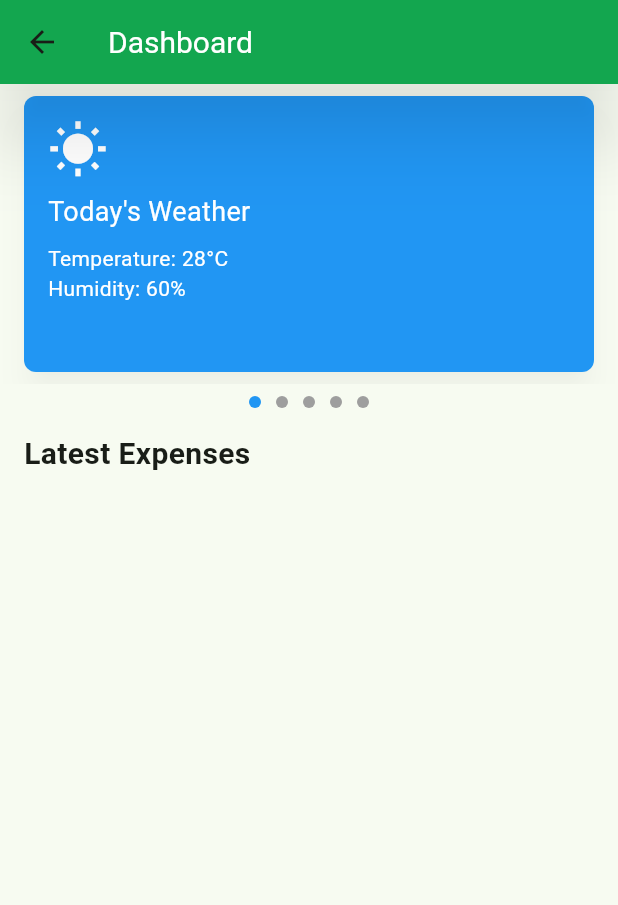
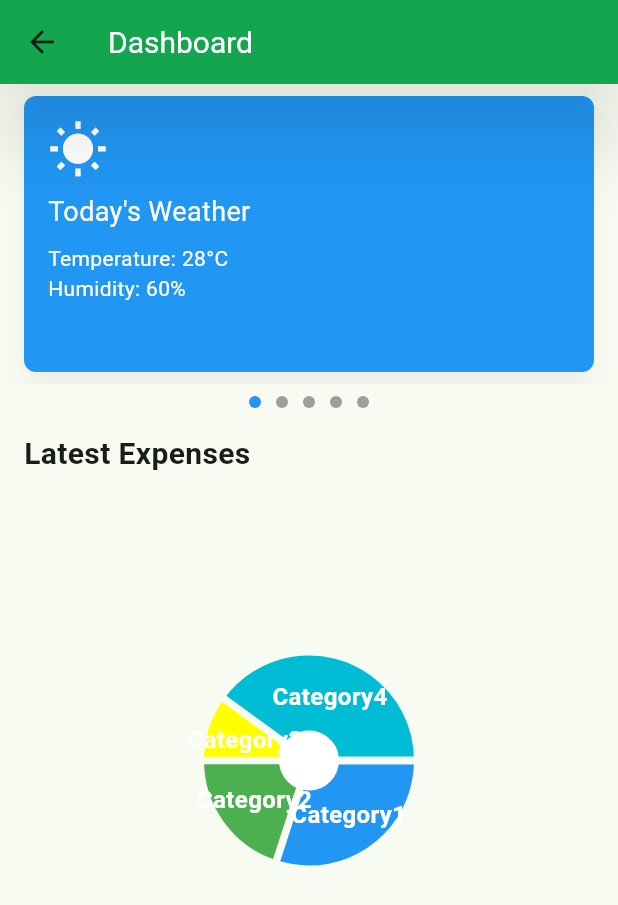
Before and after one commit to ShriHerwade/sheti_next, a Flutter app: the DashboardScreen screen opened directly, on a phone screen of 412 x 824 dp. Shown: the top 905 px of the screen. Run offline on Flutter 3.47's test engine with Material 3 defaults, Android fonts, the phone set to English and light mode, and no system bars; drawn by our look-alikes of fl_chart; our stand-ins replace easy_localization, google_nav_bar, introduction_screen, shared_preferences, sqflite, toast; missing offline and left inert: multiselect; accounts and stored records are empty.

Commit message:
SN-59 pie chart with dummy data added on dashboard

```diff
--- a/lib/zebra/common/util/InputValidator.dart
+++ b/lib/zebra/common/util/InputValidator.dart
@@ -1,6 +1,4 @@
-import 'package:flutter/material.dart';
-import 'package:sheti_next/zebra/constant/ColorConstants.dart';
-import '../util/InputValidator.dart';
+
 validateEmail(String email) {
   final emailReg = new RegExp(
       r'^(([^<>()[\]\\.,;:\s@\"]+(\.[^<>()[\]\\.,;:\s@\"]+)*)|(\".+\"))@((\[[0-9]{1,3}\.[0-9]{1,3}\.[0-9]{1,3}\.[0-9]{1,3}\])|(([a-zA-Z\-0-9]+\.)+[a-zA-Z]{2,}))$');
--- a/lib/zebra/common/widgets/NxDDFormField.dart
+++ b/lib/zebra/common/widgets/NxDDFormField.dart
@@ -1,4 +1,4 @@
-import 'package:easy_localization/easy_localization.dart';
+
 import 'package:flutter/material.dart';
 import 'package:sheti_next/zebra/constant/ColorConstants.dart';
 import 'package:sheti_next/zebra/constant/SizeConstants.dart';
--- a/lib/zebra/common/widgets/NxNavBar.dart
+++ b/lib/zebra/common/widgets/NxNavBar.dart
@@ -3,9 +3,9 @@ import 'package:flutter/material.dart';
 import 'package:sheti_next/translations/locale_keys.g.dart';
 import 'package:sheti_next/zebra/screen/farming/CreateCropScreen.dart';
 import 'package:sheti_next/zebra/screen/farming/CreateEventScreen.dart';
-import 'package:sheti_next/zebra/screen/farming/CreateExpenseScreen.dart';
+
 import 'package:sheti_next/zebra/screen/farming/CreateFarmScreen.dart';
-import 'package:sheti_next/zebra/screen/farming/ExpenseAndAllExpensesScreen.dart';
+
 import 'package:sheti_next/zebra/screen/farming/ExpenseIncomeScreen.dart';
 import 'package:sheti_next/zebra/screen/farming/DashboardScreen.dart';
 import 'package:sheti_next/zebra/screen/farming/MyExpensesScreen.dart';
--- a/lib/zebra/screen/farming/DashboardScreen.dart
+++ b/lib/zebra/screen/farming/DashboardScreen.dart
@@ -1,6 +1,7 @@
 import 'package:flutter/material.dart';
-import 'package:sheti_next/zebra/dao/DbHelper.dart';
-import 'package:sheti_next/zebra/dao/models/LatestExpenseModel.dart';
+import 'package:fl_chart/fl_chart.dart';
+import '../../dao/DbHelper.dart';
+import '../../dao/models/LatestExpenseModel.dart';
 
 void main() {
   runApp(MaterialApp(
@@ -23,6 +24,16 @@ class _DashboardScreenState extends State<DashboardScreen> {
   List<LatestExpenseModel> latestExpenses = [];
   bool showAll = false;
   bool isLoading = true;
+
+  // Define your actual data for the pie chart
+  Map<String, double> dataMap = {
+    'Category1': 30,
+    'Category2': 20,
+    'Category3': 10,
+    'Category4': 40,
+  };
+
+  List<Color> colorList = [Colors.blue, Colors.green,Colors.yellowAccent, Colors.cyan];
 
   @override
   void initState() {
@@ -86,8 +97,9 @@ class _DashboardScreenState extends State<DashboardScreen> {
                   padding: EdgeInsets.symmetric(horizontal: 5.0),
                   child: CircleAvatar(
                     radius: 4.0,
-                    backgroundColor:
-                    _currentPage == index ? Colors.blue : Colors.grey,
+                    backgroundColor: _currentPage == index
+                        ? Colors.blue
+                        : Colors.grey,
                   ),
                 ),
               ),
@@ -97,12 +109,13 @@ class _DashboardScreenState extends State<DashboardScreen> {
               padding: EdgeInsets.symmetric(horizontal: 16.0),
               child: Text(
                 'Latest Expenses',
-                style:
-                TextStyle(fontSize: 20, fontWeight: FontWeight.bold),
+                style: TextStyle(
+                  fontSize: 20,
+                  fontWeight: FontWeight.bold,
+                ),
               ),
             ),
             SizedBox(height: 8),
-            // Wrap the ListView.builder with SingleChildScrollView
             SingleChildScrollView(
               scrollDirection: Axis.vertical,
               child: ListView.builder(
@@ -119,7 +132,9 @@ class _DashboardScreenState extends State<DashboardScreen> {
                       title: Text(
                         '${latestExpenses[index].farmName} - ${latestExpenses[index].cropName}',
                         style: TextStyle(
-                            fontSize: 13, fontWeight: FontWeight.bold),
+                          fontSize: 13,
+                          fontWeight: FontWeight.bold,
+                        ),
                       ),
                       subtitle: Column(
                         crossAxisAlignment: CrossAxisAlignment.start,
@@ -137,7 +152,9 @@ class _DashboardScreenState extends State<DashboardScreen> {
                       trailing: Text(
                         '\₹${latestExpenses[index].amount.toStringAsFixed(2)}',
                         style: TextStyle(
-                            fontSize: 16, fontWeight: FontWeight.bold),
+                          fontSize: 16,
+                          fontWeight: FontWeight.bold,
+                        ),
                       ),
                     );
                   } else {
@@ -145,7 +162,9 @@ class _DashboardScreenState extends State<DashboardScreen> {
                       title: Text(
                         'No more records !',
                         style: TextStyle(
-                            fontSize: 13, fontWeight: FontWeight.bold),
+                          fontSize: 13,
+                          fontWeight: FontWeight.bold,
+                        ),
                       ),
                     );
                   }
@@ -180,6 +199,14 @@ class _DashboardScreenState extends State<DashboardScreen> {
                   ],
                 ),
               ),
+            SizedBox(height: 16),
+            Container(
+              height: 300,
+              child: CustomPieChart(
+                dataMap: dataMap,
+                colorList: colorList,
+              ),
+            ),
           ],
         ),
       ),
@@ -228,8 +255,10 @@ class WeatherCard extends StatelessWidget {
           children: [
             Icon(Icons.wb_sunny, size: 40, color: Colors.white),
             SizedBox(height: 8),
-            Text('Today\'s Weather',
-                style: TextStyle(color: Colors.white, fontSize: 18)),
+            Text(
+              'Today\'s Weather',
+              style: TextStyle(color: Colors.white, fontSize: 18),
+            ),
             SizedBox(height: 8),
             Text('Temperature: 28°C', style: TextStyle(color: Colors.white)),
             Text('Humidity: 60%', style: TextStyle(color: Colors.white)),
@@ -258,13 +287,17 @@ class TaskCard extends StatelessWidget {
           children: [
             Icon(Icons.check_circle, size: 40, color: Colors.black),
             SizedBox(height: 8),
-            Text('Tasks Overview',
-                style: TextStyle(color: Colors.white, fontSize: 18)),
+            Text(
+              'Tasks Overview',
+              style: TextStyle(color: Colors.white, fontSize: 18),
+            ),
             SizedBox(height: 8),
             Text('Total Tasks: 10', style: TextStyle(color: Colors.black)),
             Text('Completed: 7', style: TextStyle(color: Colors.black)),
             LinearProgressIndicator(
-                value: 0.7, backgroundColor: Colors.white.withOpacity(0.5)),
+              value: 0.7,
+              backgroundColor: Colors.white.withOpacity(0.5),
+            ),
           ],
         ),
       ),
@@ -290,8 +323,10 @@ class ExpenditureCard extends StatelessWidget {
           children: [
             Icon(Icons.monetization_on, size: 40, color: Colors.white),
             SizedBox(height: 8),
-            Text('This Week\'s Expenditure',
-                style: TextStyle(color: Colors.white, fontSize: 18)),
+            Text(
+              'This Week\'s Expenditure',
+              style: TextStyle(color: Colors.white, fontSize: 18),
+            ),
             SizedBox(height: 8),
             Text('Amount: \$5000', style: TextStyle(color: Colors.white)),
           ],
@@ -319,8 +354,10 @@ class PlannedEventsCard extends StatelessWidget {
           children: [
             Icon(Icons.event, size: 40, color: Colors.white),
             SizedBox(height: 8),
-            Text('Planned Events',
-                style: TextStyle(color: Colors.white, fontSize: 18)),
+            Text(
+              'Planned Events',
+              style: TextStyle(color: Colors.white, fontSize: 18),
+            ),
             SizedBox(height: 8),
             Text('This Week: 3', style: TextStyle(color: Colors.white)),
           ],
@@ -348,14 +385,62 @@ class OffersCard extends StatelessWidget {
           children: [
             Icon(Icons.local_offer, size: 40, color: Colors.white),
             SizedBox(height: 8),
-            Text('Special Offers',
-                style: TextStyle(color: Colors.white, fontSize: 18)),
+            Text(
+              'Special Offers',
+              style: TextStyle(color: Colors.white, fontSize: 18),
+            ),
             SizedBox(height: 8),
-            Text('Get 20% off on fertilizers',
-                style: TextStyle(color: Colors.white)),
+            Text(
+              'Get 20% off on fertilizers',
+              style: TextStyle(color: Colors.white),
+            ),
           ],
         ),
       ),
     );
   }
 }
+
+class CustomPieChart extends StatelessWidget {
+  final Map<String, double> dataMap;
+  final List<Color> colorList;
+
+  CustomPieChart({required this.dataMap, required this.colorList});
+
+  @override
+  Widget build(BuildContext context) {
+    return PieChart(
+      PieChartData(
+        sections: getSections(),
+        sectionsSpace: 5,
+        centerSpaceRadius: 20,
+        centerSpaceColor: Colors.white,
+      ),
+    );
+  }
+
+  List<PieChartSectionData> getSections() {
+    return List.generate(
+      dataMap.length,
+          (index) {
+        final isTouched = index == touchedIndex;
+        final double fontSize = isTouched ? 25 : 16;
+        final double radius = isTouched ? 60 : 50;
+
+        return PieChartSectionData(
+          color: colorList[index],
+          value: dataMap.values.elementAt(index),
+          title: '${dataMap.keys.elementAt(index)}',
+          radius: radius,
+          titleStyle: TextStyle(
+            fontSize: fontSize,
+            fontWeight: FontWeight.bold,
+            color: const Color(0xffffffff),
+          ),
+        );
+      },
+    );
+  }
+
+  int touchedIndex = -1;
+}
```
